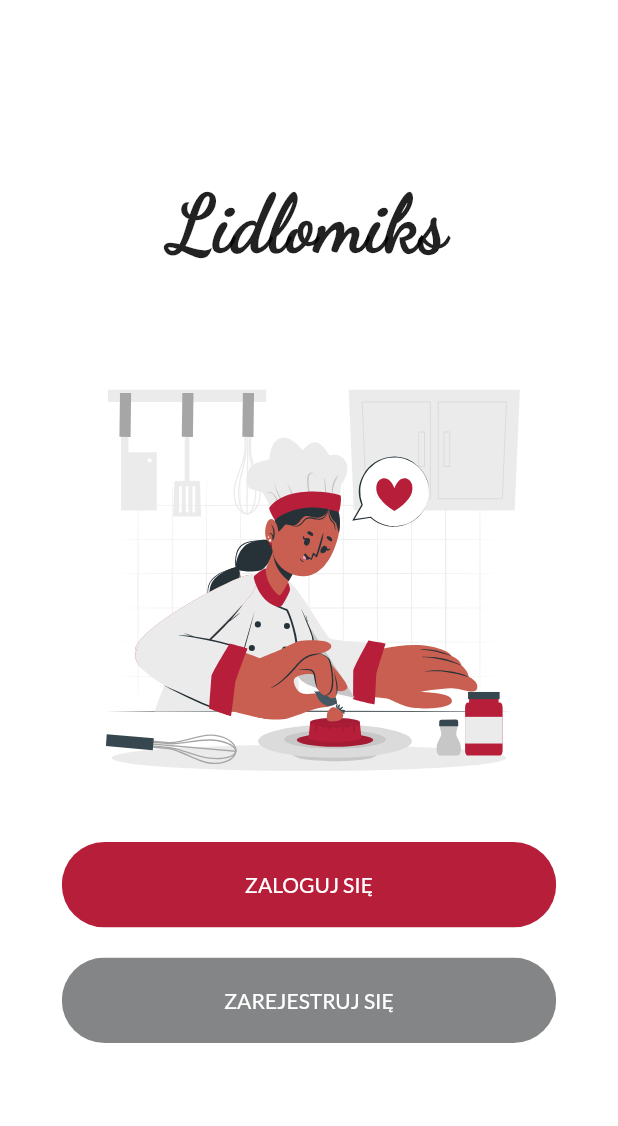
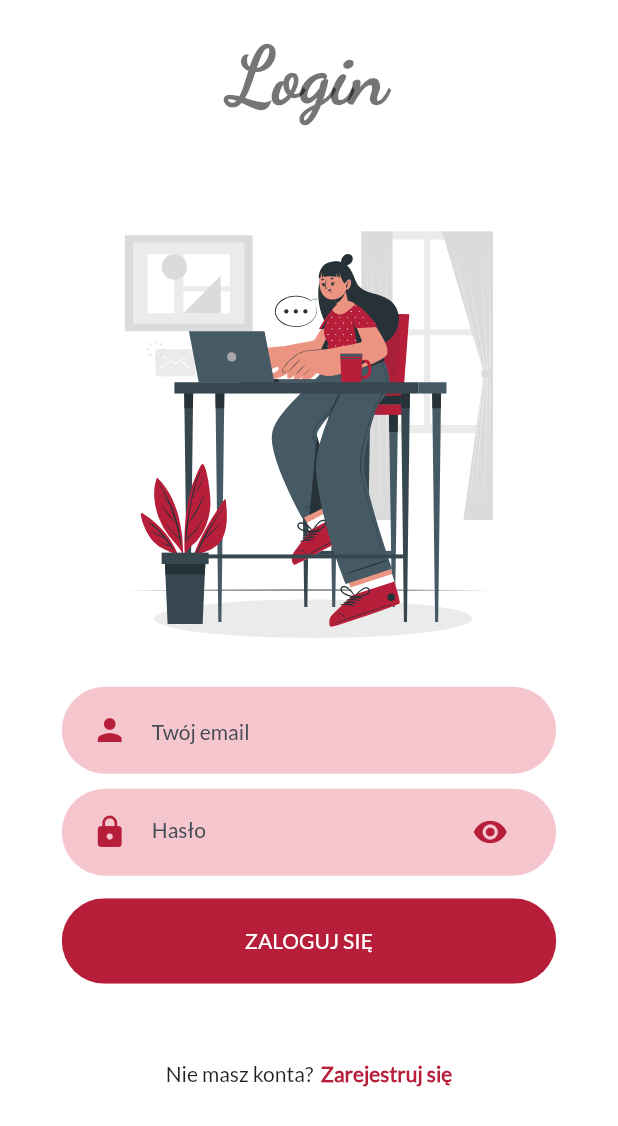
Before and after one commit to hanyska/lidlomiks, a Flutter app: the screen it shows after launch, after a tap on "ZALOGUJ SIĘ", on a phone screen of 412 x 824 dp. Shown: the top 1126 px of the screen. Run offline on Flutter 3.47's test engine with Material 2 defaults, Android fonts, the phone set to English and light mode, and no system bars; our stand-ins replace flutter_svg.

Commit message:
Added login page

```diff
--- /dev/null
+++ b/lib/components/rounded_input.dart
@@ -0,0 +1,58 @@
+import 'package:flutter/material.dart';
+import 'package:lidlomiks/components/rounded_wrapper.dart';
+
+import '../constants.dart';
+
+class RoundedInput extends StatefulWidget {
+  final String hintText;
+  final Icon icon;
+  final bool isPassword;
+
+  RoundedInput({
+    Key key,
+    this.hintText,
+    this.icon,
+    this.isPassword = false,
+  }): super(key: key);
+
+  @override
+  _RoundedInputState createState() => _RoundedInputState();
+}
+
+class _RoundedInputState extends State<RoundedInput> {
+  bool showPassword;
+
+  @override
+  void initState() {
+    showPassword = false;
+    super.initState();
+  }
+  Widget get passwordSuffixIcon {
+    return GestureDetector(
+      child: Icon(
+        showPassword
+          ? Icons.visibility_off
+          : Icons.visibility,
+        color: kPrimaryColor
+      ),
+      onTap: () => setState(() => showPassword = !showPassword),
+    );
+  }
+
+  @override
+  Widget build(BuildContext context) {
+    return RoundedWrapper(
+      child: TextField(
+        obscureText: widget.isPassword ? !showPassword : false,
+        decoration: InputDecoration(
+          icon: widget.icon,
+          hintText: widget.hintText,
+          hintStyle: TextStyle(fontSize: 14.0, color: kGrey),
+          border: InputBorder.none,
+          suffixIcon: widget.isPassword ? passwordSuffixIcon : null,
+          focusColor: Colors.white
+        ),
+      )
+    );
+  }
+}
--- /dev/null
+++ b/lib/components/rounded_wrapper.dart
@@ -0,0 +1,28 @@
+import 'package:flutter/material.dart';
+import 'package:lidlomiks/constants.dart';
+
+class RoundedWrapper extends StatelessWidget {
+  final Widget child;
+
+  RoundedWrapper({
+    Key key,
+    this.child,
+  }): super(key: key);
+
+
+  @override
+  Widget build(BuildContext context) {
+    Size size = MediaQuery.of(context).size;
+
+    return Container(
+      margin: EdgeInsets.symmetric(vertical: 5),
+      padding: EdgeInsets.symmetric(horizontal: 20, vertical: 5),
+      width: size.width * 0.8,
+      decoration: BoxDecoration(
+        color: kPrimaryLightColor,
+        borderRadius: BorderRadius.circular(29)
+      ),
+      child: child,
+    );
+  }
+}
--- a/lib/constants.dart
+++ b/lib/constants.dart
@@ -1,7 +1,7 @@
 import 'package:flutter/material.dart';
 
 const Color kPrimaryColor = Color(0xFFB71E3A);
-const Color kPrimaryLightColor = Color(0xFFBE344D);
+const Color kPrimaryLightColor = Color(0xFFF6C6CF);
 
 const Color kBlack = Color(0xFF2F2D2E);
 const Color kYellow = Color(0xFFF9C846);
--- a/lib/main.dart
+++ b/lib/main.dart
@@ -18,7 +18,14 @@ class MyApp extends StatelessWidget {
         scaffoldBackgroundColor: Colors.white,
         primarySwatch: createMaterialColor(kPrimaryColor),
         visualDensity: VisualDensity.adaptivePlatformDensity,
-        fontFamily: 'Lato'
+        fontFamily: 'Lato',
+        textTheme: TextTheme(
+          headline1: TextStyle(
+            fontFamily: 'Dancing',
+            fontWeight: FontWeight.bold,
+            fontSize: 52,
+          )
+        )
       ),
       home: HomeScreen(),
     );
--- a/lib/screens/home_screen.dart
+++ b/lib/screens/home_screen.dart
@@ -2,6 +2,7 @@ import 'package:flutter/material.dart';
 import 'package:flutter_svg/flutter_svg.dart';
 import 'package:lidlomiks/components/rounded_button.dart';
 import 'package:lidlomiks/constants.dart';
+import 'package:lidlomiks/screens/login_screen.dart';
 
 class HomeScreen extends StatefulWidget {
   @override
@@ -22,20 +23,19 @@ class _HomeScreenState extends State<HomeScreen> {
               children: <Widget>[
                 Text(
                   'Lidlomiks',
-                  style: TextStyle(
-                    fontFamily: 'Dancing',
-                    fontWeight: FontWeight.bold,
-                    fontSize: 52
-                  ),
+                  style: Theme.of(context).textTheme.headline1,
                 ),
                 SizedBox(height: size.height * 0.05),
                 SvgPicture.asset(
-                  "assets/images/login.svg",
+                  "assets/images/home.svg",
                   height: size.height * 0.4,
                 ),
                 RoundedButton(
                   text: "Zaloguj się".toUpperCase(),
-                  onClicked: () => print('Login'),
+                  onClicked: () => Navigator.push(
+                    context,
+                    MaterialPageRoute(builder: (context) => LoginScreen()),
+                  )
                 ),
                 RoundedButton(
                   text: "Zarejestruj się".toUpperCase(),
--- /dev/null
+++ b/lib/screens/login_screen.dart
@@ -0,0 +1,71 @@
+import 'package:flutter/material.dart';
+import 'package:flutter_svg/flutter_svg.dart';
+import 'package:lidlomiks/components/rounded_button.dart';
+import 'package:lidlomiks/components/rounded_input.dart';
+import 'package:lidlomiks/constants.dart';
+
+class LoginScreen extends StatefulWidget {
+  @override
+  _LoginScreenState createState() => _LoginScreenState();
+}
+
+class _LoginScreenState extends State<LoginScreen> {
+  @override
+  Widget build(BuildContext context) {
+    Size size = MediaQuery.of(context).size;
+
+    return Scaffold(
+      body: SingleChildScrollView(
+        child: Container(
+          padding: EdgeInsets.symmetric(vertical: 20.0, horizontal: 20.0),
+          width: double.infinity,
+          child: Column(
+            mainAxisAlignment: MainAxisAlignment.center,
+            children: [
+              Text(
+                'Login',
+                style: Theme.of(context).textTheme.headline1,
+              ),
+              SizedBox(height: size.height * 0.05),
+              SvgPicture.asset(
+                "assets/images/login.svg",
+                height: size.height * 0.4,
+              ),
+              RoundedInput(
+                icon: Icon(Icons.person, color: kPrimaryColor),
+                hintText: 'Twój email',
+              ),
+              RoundedInput(
+                icon: Icon(Icons.lock, color: kPrimaryColor),
+                hintText: 'Hasło',
+                isPassword: true,
+              ),
+              RoundedButton(
+                text: "Zaloguj się".toUpperCase(),
+                onClicked: () => print('Login'),
+              ),
+              SizedBox(height: size.height * 0.05),
+              Row(
+                mainAxisAlignment: MainAxisAlignment.center,
+                children: [
+                  Text('Nie masz konta?'),
+                  SizedBox(width: 5),
+                  GestureDetector(
+                    onTap: () => print('Go to register page'),
+                    child: Text(
+                      'Zarejestruj się',
+                      style: TextStyle(
+                        color: kPrimaryColor,
+                        fontWeight: FontWeight.bold
+                      ),
+                    ),
+                  ),
+                ],
+              )
+            ],
+          ),
+        ),
+      )
+    );
+  }
+}
```
Also changed, not shown: assets/images/home.svg (added), assets/images/login.svg, assets/images/register.svg (added).
